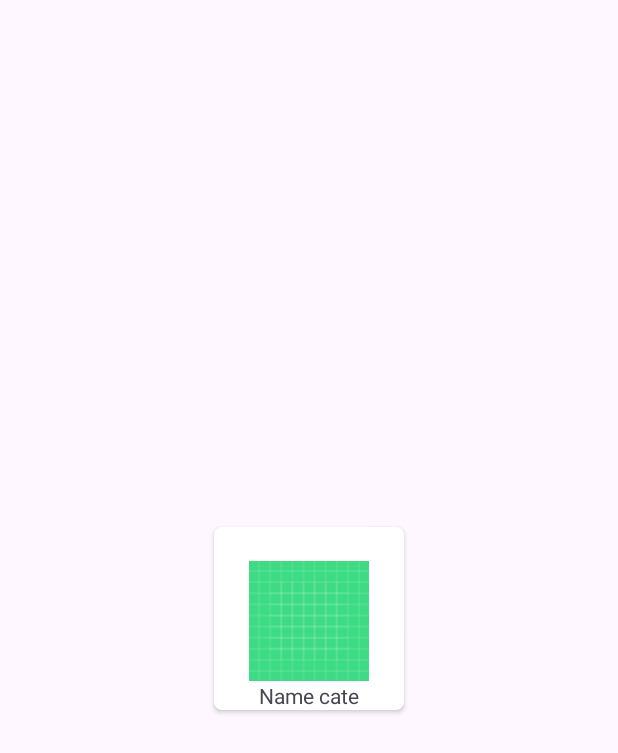
After one commit to NhatPixel/BaiTap-LTDD, an Android app: the layout item_category.xml on its own in the app's theme, with its tools: preview values and no code run, on a phone screen of 412 x 824 dp. The commit adds this screen. Shown: the top 753 px of the screen. Run offline under Robolectric (Android 15) with nearby library versions, the phone set to English and light mode, and no system bars.

Commit message:
Baitap06

```diff
--- a/Baitap06/Retrofit2/app/src/main/AndroidManifest.xml
+++ b/Baitap06/Retrofit2/app/src/main/AndroidManifest.xml
@@ -1,6 +1,8 @@
 <?xml version="1.0" encoding="utf-8"?>
 <manifest xmlns:android="http://schemas.android.com/apk/res/android"
     xmlns:tools="http://schemas.android.com/tools">
+    <uses-permission android:name="android.permission.INTERNET"/>
+    <uses-permission android:name="android.permission.ACCESS_NETWORK_STATE" />
 
     <application
         android:allowBackup="true"
@@ -11,6 +13,7 @@
         android:roundIcon="@mipmap/ic_launcher_round"
         android:supportsRtl="true"
         android:theme="@style/Theme.Retrofit2"
+        android:usesCleartextTraffic="true"
         tools:targetApi="31">
         <activity
             android:name=".MainActivity"
--- /dev/null
+++ b/Baitap06/Retrofit2/app/src/main/res/layout/item_category.xml
@@ -0,0 +1,52 @@
+<?xml version="1.0" encoding="utf-8"?>
+<androidx.constraintlayout.widget.ConstraintLayout xmlns:android="http://schemas.android.com/apk/res/android"
+    xmlns:app="http://schemas.android.com/apk/res-auto"
+    xmlns:tools="http://schemas.android.com/tools"
+    android:layout_width="match_parent"
+    android:layout_height="match_parent">
+
+    <androidx.cardview.widget.CardView
+        android:layout_width="wrap_content"
+        android:layout_height="wrap_content"
+        android:layout_margin="5dp"
+        android:layout_marginEnd="8dp"
+        android:elevation="8dp"
+        android:padding="5dp"
+        app:cardCornerRadius="5dp"
+        app:layout_constraintBottom_toBottomOf="parent"
+        app:layout_constraintEnd_toEndOf="parent"
+        app:layout_constraintStart_toStartOf="parent"
+        app:layout_constraintTop_toTopOf="parent">
+
+        <androidx.constraintlayout.widget.ConstraintLayout
+            android:layout_width="wrap_content"
+            android:layout_height="wrap_content">
+
+            <ImageView
+                android:id="@+id/image_cate"
+                android:layout_width="120dp"
+                android:layout_height="80dp"
+                android:layout_marginStart="3dp"
+                android:layout_marginTop="3dp"
+                android:layout_marginEnd="3dp"
+                android:src="@drawable/ic_launcher_background"
+                app:layout_constraintBottom_toBottomOf="parent"
+                app:layout_constraintEnd_toEndOf="parent"
+                app:layout_constraintStart_toStartOf="parent"
+                app:layout_constraintTop_toTopOf="parent" />
+
+            <TextView
+                android:id="@+id/tvNameCategory"
+                android:layout_width="wrap_content"
+                android:layout_height="wrap_content"
+                android:text="Name cate"
+                app:layout_constraintBottom_toBottomOf="parent"
+                app:layout_constraintEnd_toEndOf="parent"
+                app:layout_constraintStart_toStartOf="parent"
+                app:layout_constraintTop_toBottomOf="@+id/image_cate" />
+
+        </androidx.constraintlayout.widget.ConstraintLayout>
+
+    </androidx.cardview.widget.CardView>
+
+</androidx.constraintlayout.widget.ConstraintLayout>
```
Also changed, not shown: Baitap06/Retrofit2/app/build.gradle.kts (+7 -0 lines), Baitap06/Retrofit2/app/src/main/java/com/example/retrofit2/MainActivity.java (+51 -0 lines), Baitap06/Retrofit2/app/src/main/java/com/example/retrofit2/data/api/ApiService.java (added, +13 -0 lines), Baitap06/Retrofit2/app/src/main/java/com/example/retrofit2/data/api/RetrofitClient.java (added, +35 -0 lines), Baitap06/Retrofit2/app/src/main/java/com/example/retrofit2/data/module/Category.java (added, +73 -0 lines), Baitap06/Retrofit2/app/src/main/java/com/example/retrofit2/ui/adapter/CategoryAdapter.java (added, +67 -0 lines), Baitap06/Retrofit2/app/src/main/res/layout/activity_main.xml (+14 -5 lines), Baitap06/Retrofit2/gradle/libs.versions.toml (+10 -0 lines).
